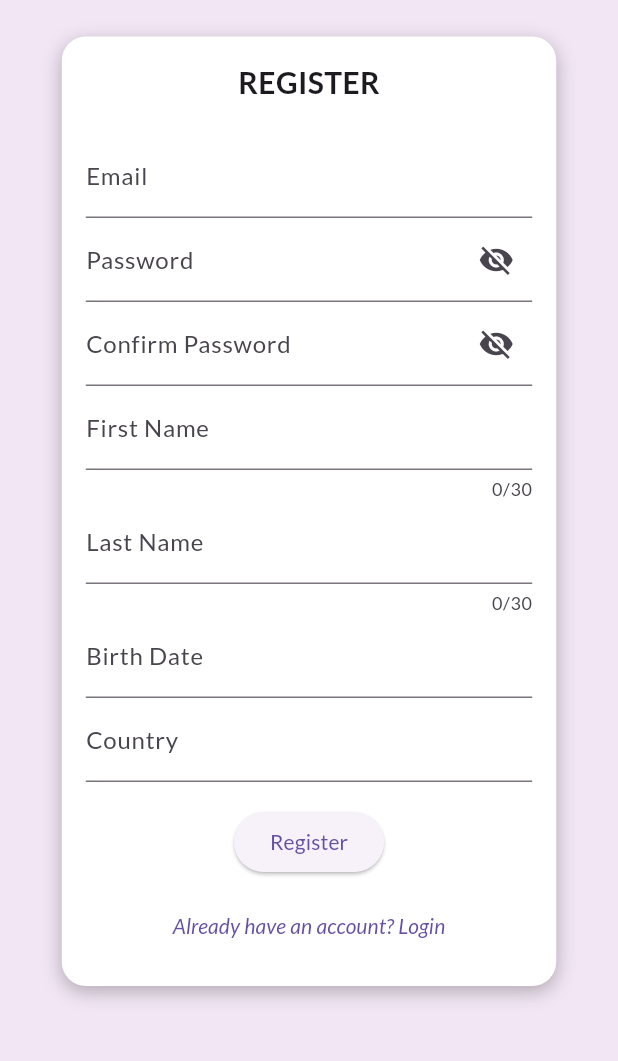
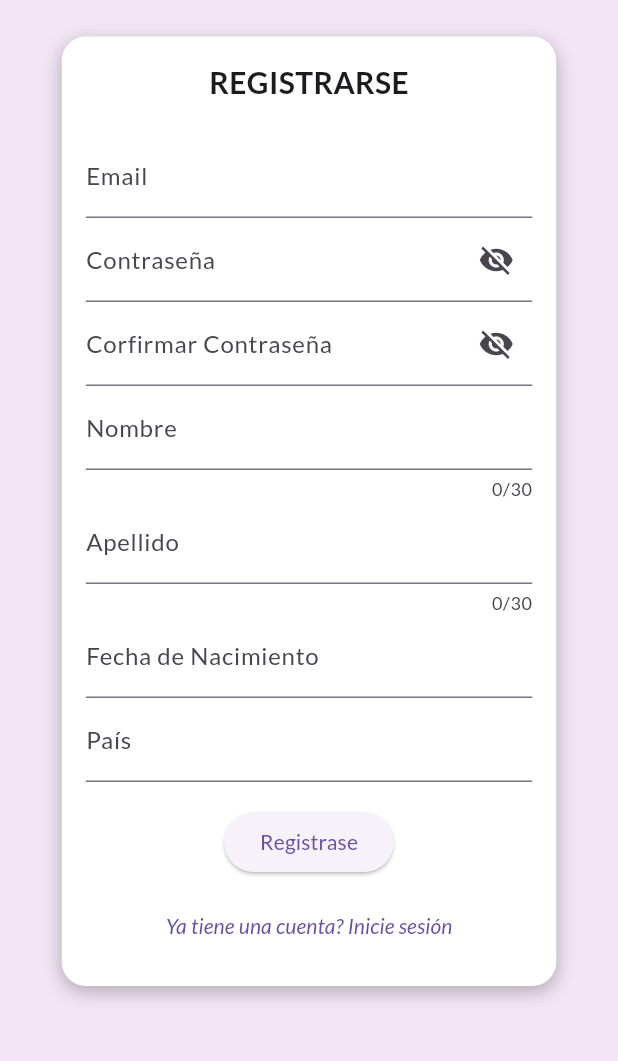
Before and after one commit to nahuelpierini/dog-breed-frontend, a Flutter app: the RegisterPage screen opened directly, on a phone screen of 412 x 824 dp, the part 76-1137 px from its top. Run offline on Flutter 3.47's test engine with Material 3 defaults, Android fonts, the phone set to English and light mode, and no system bars; our stand-ins replace country_picker, file_picker, google_fonts, image_picker; missing offline and left inert: dart:html; accounts and stored records are empty; network calls fail.

Commit message:
Changes varaibles names from english to spanish

```diff
--- a/lib/pages/edit_dog_page.dart
+++ b/lib/pages/edit_dog_page.dart
@@ -104,7 +104,9 @@ class EditDogPageState extends State<EditDogPage> {
                       children: [
                         Center(
                           child: Text(
-                            widget.dog != null ? 'Edit Dog' : 'Add Dog',
+                            widget.dog != null
+                                ? 'Editar Info'
+                                : 'Agregar Perrito',
                             style: TextStyle(
                               fontSize: 24.0,
                               fontWeight: FontWeight.bold,
@@ -121,10 +123,10 @@ class EditDogPageState extends State<EditDogPage> {
                               TextFormField(
                                 controller: _nameController,
                                 decoration:
-                                    const InputDecoration(labelText: 'Name'),
+                                    const InputDecoration(labelText: 'Nombre'),
                                 validator: (value) {
                                   if (value == null || value.isEmpty) {
-                                    return 'Please enter a name';
+                                    return 'Ingrese nombre';
                                   }
                                   return null;
                                 },
@@ -132,12 +134,12 @@ class EditDogPageState extends State<EditDogPage> {
                               TextFormField(
                                 controller: _breedController,
                                 decoration:
-                                    const InputDecoration(labelText: 'Breed'),
+                                    const InputDecoration(labelText: 'Raza'),
                               ),
                               TextFormField(
                                 controller: _ageController,
                                 decoration:
-                                    const InputDecoration(labelText: 'Age'),
+                                    const InputDecoration(labelText: 'Edad'),
                                 keyboardType: TextInputType.number,
                               ),
                               const SizedBox(height: 20),
@@ -145,8 +147,8 @@ class EditDogPageState extends State<EditDogPage> {
                                 child: ElevatedButton(
                                   onPressed: _saveDog,
                                   child: Text(widget.dog != null
-                                      ? 'Update Dog'
-                                      : 'Add Dog'),
+                                      ? 'Actualizar Perrito'
+                                      : 'Agregar Perrito'),
                                 ),
                               ),
                             ],
--- a/lib/pages/edit_profile_page.dart
+++ b/lib/pages/edit_profile_page.dart
@@ -65,7 +65,7 @@ class EditProfilePageState extends State<EditProfilePage> {
         } else {
           if (mounted) {
             ScaffoldMessenger.of(context).showSnackBar(
-              const SnackBar(content: Text('Failed to update profile')),
+              const SnackBar(content: Text('Error al actualizar el perfil')),
             );
           }
         }
@@ -120,7 +120,7 @@ class EditProfilePageState extends State<EditProfilePage> {
                 child: Column(
                   children: [
                     Text(
-                      "Edit Profile",
+                      "Editar Perfil",
                       style: TextStyle(
                         fontSize: 24.0,
                         fontWeight: FontWeight.bold,
@@ -129,21 +129,20 @@ class EditProfilePageState extends State<EditProfilePage> {
                     ),
                     TextFormField(
                       controller: _firstNameController,
-                      decoration:
-                          const InputDecoration(labelText: 'First Name'),
+                      decoration: const InputDecoration(labelText: 'Nombre'),
                       validator: (value) =>
-                          value!.isEmpty ? 'First Name is required' : null,
+                          value!.isEmpty ? 'Nombre obligatorio' : null,
                     ),
                     TextFormField(
                       controller: _lastNameController,
-                      decoration: const InputDecoration(labelText: 'Last Name'),
+                      decoration: const InputDecoration(labelText: 'Apellido'),
                       validator: (value) =>
-                          value!.isEmpty ? 'Last Name is required' : null,
+                          value!.isEmpty ? 'Apellido obligatorio' : null,
                     ),
                     TextFormField(
                       controller: _birthDateController,
                       decoration: const InputDecoration(
-                        labelText: 'Birth Date',
+                        labelText: 'Fecha de Nacimiento',
                         suffixIcon: Icon(Icons.calendar_today),
                       ),
                       readOnly: true,
@@ -160,8 +159,9 @@ class EditProfilePageState extends State<EditProfilePage> {
                               DateFormat('yyyy-MM-dd').format(pickedDate!);
                         });
                       },
-                      validator: (value) =>
-                          value!.isEmpty ? 'Birth Date is required' : null,
+                      validator: (value) => value!.isEmpty
+                          ? 'Fecha de Nacimiento obligatoria'
+                          : null,
                     ),
                     GestureDetector(
                       onTap: _selectCountry,
@@ -169,18 +169,18 @@ class EditProfilePageState extends State<EditProfilePage> {
                         child: TextFormField(
                           controller: _countryController,
                           decoration: const InputDecoration(
-                            labelText: 'Country',
+                            labelText: 'País',
                             suffixIcon: Icon(Icons.arrow_drop_down),
                           ),
                           validator: (value) =>
-                              value!.isEmpty ? 'Country is required' : null,
+                              value!.isEmpty ? 'País oblogatorio' : null,
                         ),
                       ),
                     ),
                     const SizedBox(height: 20),
                     ElevatedButton(
                       onPressed: _saveProfile,
-                      child: const Text('Save'),
+                      child: const Text('Guardar'),
                     ),
                   ],
                 ),
--- a/lib/widgets/collapsing_appbar.dart
+++ b/lib/widgets/collapsing_appbar.dart
@@ -55,8 +55,8 @@ class CollapsingAppBar extends StatelessWidget {
           unselectedLabelColor: Color.fromARGB(173, 158, 158, 158),
           tabs: [
             Tab(icon: Icon(Icons.home_rounded), text: "Detective"),
-            Tab(icon: Icon(Icons.shopping_bag_rounded), text: "Breeds"),
-            Tab(icon: Icon(Icons.person), text: "Profile"),
+            Tab(icon: Icon(Icons.shopping_bag_rounded), text: "Razas"),
+            Tab(icon: Icon(Icons.person), text: "Perfil"),
           ],
         ),
       ),
--- a/lib/widgets/login_widget.dart
+++ b/lib/widgets/login_widget.dart
@@ -57,14 +57,15 @@ class _LoginWidgetState extends State<LoginWidget> {
       } else {
         if (mounted) {
           setState(() {
-            _errorMessage = 'Login failed. Please check your credentials.';
+            _errorMessage =
+                'Fallo en el inicio de sesión. Verifique sus credenciales.';
           });
         }
       }
     } catch (e) {
       if (mounted) {
         setState(() {
-          _errorMessage = 'An error occurred: $e';
+          _errorMessage = 'Ocurrió un error: $e';
         });
       }
     } finally {
@@ -102,7 +103,7 @@ class _LoginWidgetState extends State<LoginWidget> {
           mainAxisSize: MainAxisSize.min,
           children: [
             Text(
-              "LOGIN",
+              "INICIAR SESIÓN",
               style: TextStyle(
                 fontWeight: FontWeight.bold,
                 fontSize: 20.0,
@@ -118,7 +119,7 @@ class _LoginWidgetState extends State<LoginWidget> {
               controller: _passwordController,
               obscureText: !_passwordVisible,
               decoration: InputDecoration(
-                labelText: "Password",
+                labelText: "Contraseña",
                 suffixIcon: IconButton(
                   icon: Icon(
                     _passwordVisible ? Icons.visibility : Icons.visibility_off,
@@ -137,7 +138,7 @@ class _LoginWidgetState extends State<LoginWidget> {
             else
               ElevatedButton(
                 onPressed: _login,
-                child: const Text("Login"),
+                child: const Text("Iniciar sesión"),
               ),
             const SizedBox(height: 8.0),
             if (_errorMessage.isNotEmpty)
@@ -153,7 +154,7 @@ class _LoginWidgetState extends State<LoginWidget> {
                   MaterialPageRoute(builder: (context) => const RegisterPage()),
                 );
               },
-              child: const Text("Don't have an account? Register",
+              child: const Text("No tiene cuenta? Registrese",
                   style: TextStyle(fontStyle: FontStyle.italic)),
             ),
           ],
--- a/lib/widgets/register_widget.dart
+++ b/lib/widgets/register_widget.dart
@@ -70,18 +70,18 @@ class _RegisterWidgetState extends State<RegisterWidget> {
             Navigator.pop(context);
           } else {
             setState(() {
-              _errorMessage = 'Registration failed. Please try again.';
+              _errorMessage = 'Falló el registro. Intentelo nuevamente.';
             });
           }
         }
       } catch (e) {
         if (mounted) {
           setState(() {
-            if (e.toString().contains("Email already registered")) {
+            if (e.toString().contains("Email ya registrado")) {
               _errorMessage =
-                  'The email is already registered. Please use a different email.';
+                  'El email ya está registrado. Por favor use uno diferente.';
             } else {
-              _errorMessage = 'An error occurred: $e';
+              _errorMessage = 'Ocurrió un error: $e';
             }
           });
         }
@@ -135,7 +135,7 @@ class _RegisterWidgetState extends State<RegisterWidget> {
               mainAxisSize: MainAxisSize.min,
               children: [
                 Text(
-                  "REGISTER",
+                  "REGISTRARSE",
                   style: TextStyle(
                     fontSize: 20.0,
                     fontWeight: FontWeight.bold,
@@ -151,11 +151,11 @@ class _RegisterWidgetState extends State<RegisterWidget> {
                         decoration: const InputDecoration(labelText: "Email"),
                         validator: (value) {
                           if (value == null || value.isEmpty) {
-                            return 'Email is required';
+                            return 'Email obligatorio';
                           } else if (!RegExp(
                                   r"^[a-zA-Z0-9._%+-]+@[a-zA-Z0-9.-]+\.[a-zA-Z]{2,}$")
                               .hasMatch(value)) {
-                            return 'Please enter a valid email address';
+                            return 'Por favor, ingrese un email válido';
                           }
                           return null;
                         },
@@ -163,7 +163,7 @@ class _RegisterWidgetState extends State<RegisterWidget> {
                       TextFormField(
                         controller: _passwordController,
                         decoration: InputDecoration(
-                          labelText: "Password",
+                          labelText: "Contraseña",
                           suffixIcon: IconButton(
                             icon: Icon(_obscurePassword
                                 ? Icons.visibility_off
@@ -178,9 +178,9 @@ class _RegisterWidgetState extends State<RegisterWidget> {
                         obscureText: _obscurePassword,
                         validator: (value) {
                           if (value == null || value.isEmpty) {
-                            return 'Password is required';
+                            return 'Contraseña obligatoria';
                           } else if (value.length < 3 || value.length > 10) {
-                            return 'Password must be between 3 and 10 characters';
+                            return 'La contraseña debe tener entre 3 y 10 caracteres';
                           }
                           return null;
                         },
@@ -188,7 +188,7 @@ class _RegisterWidgetState extends State<RegisterWidget> {
                       TextFormField(
                         controller: _confirmPasswordController,
                         decoration: InputDecoration(
-                          labelText: "Confirm Password",
+                          labelText: "Corfirmar Contraseña",
                           suffixIcon: IconButton(
                             icon: Icon(_obscureConfirmPassword
                                 ? Icons.visibility_off
@@ -204,21 +204,20 @@ class _RegisterWidgetState extends State<RegisterWidget> {
                         obscureText: _obscureConfirmPassword,
                         validator: (value) {
                           if (value == null || value.isEmpty) {
-                            return 'Please confirm your password';
+                            return 'Por favor confirme su contraseña';
                           } else if (value != _passwordController.text) {
-                            return 'Passwords do not match';
+                            return 'La contraseña no coincide';
                           }
                           return null;
                         },
                       ),
                       TextFormField(
                         controller: _firstNameController,
-                        decoration:
-                            const InputDecoration(labelText: "First Name"),
+                        decoration: const InputDecoration(labelText: "Nombre"),
                         maxLength: 30,
                         validator: (value) {
                           if (value == null || value.isEmpty) {
-                            return 'First Name is required';
+                            return 'Nombre obligatorio';
                           }
                           return null;
                         },
@@ -226,11 +225,11 @@ class _RegisterWidgetState extends State<RegisterWidget> {
                       TextFormField(
                         controller: _lastNameController,
                         decoration:
-                            const InputDecoration(labelText: "Last Name"),
+                            const InputDecoration(labelText: "Apellido"),
                         maxLength: 30,
                         validator: (value) {
                           if (value == null || value.isEmpty) {
-                            return 'Last Name is required';
+                            return 'Apellido obligatorio';
                           }
                           return null;
                         },
@@ -240,11 +239,11 @@ class _RegisterWidgetState extends State<RegisterWidget> {
                         child: AbsorbPointer(
                           child: TextFormField(
                             controller: _birthDateController,
-                            decoration:
-                                const InputDecoration(labelText: "Birth Date"),
+                            decoration: const InputDecoration(
+                                labelText: "Fecha de Nacimiento"),
                             validator: (value) {
                               if (value == null || value.isEmpty) {
-                                return 'Birth Date is required';
+                                return 'Fecha de nacimiento obligatoria';
                               }
                               return null;
                             },
@@ -257,10 +256,10 @@ class _RegisterWidgetState extends State<RegisterWidget> {
                           child: TextFormField(
                             controller: _countryController,
                             decoration:
-                                const InputDecoration(labelText: "Country"),
+                                const InputDecoration(labelText: "País"),
                             validator: (value) {
                               if (value == null || value.isEmpty) {
-                                return 'Country is required';
+                                return 'Pais obligatorio';
                               }
                               return null;
                             },
@@ -273,7 +272,7 @@ class _RegisterWidgetState extends State<RegisterWidget> {
                       else
                         ElevatedButton(
                           onPressed: _register,
-                          child: const Text("Register"),
+                          child: const Text("Registrase"),
                         ),
                       const SizedBox(height: 8.0),
                       if (_errorMessage.isNotEmpty)
@@ -285,7 +284,7 @@ class _RegisterWidgetState extends State<RegisterWidget> {
                         onPressed: () {
                           Navigator.pop(context);
                         },
-                        child: const Text("Already have an account? Login",
+                        child: const Text("Ya tiene una cuenta? Inicie sesión",
                             style: TextStyle(fontStyle: FontStyle.italic)),
                       ),
                     ],
--- a/pubspec.yaml
+++ b/pubspec.yaml
@@ -24,6 +24,7 @@ dependencies:
   mime: ^2.0.0
   http_parser: ^4.0.2
   shared_preferences: ^2.5.1
+  flutter_animate: ^4.2.0
 
 dev_dependencies:
   flutter_test:
```
Also changed, not shown: lib/pages/profile_page.dart (+9 -8 lines), pubspec.lock.
